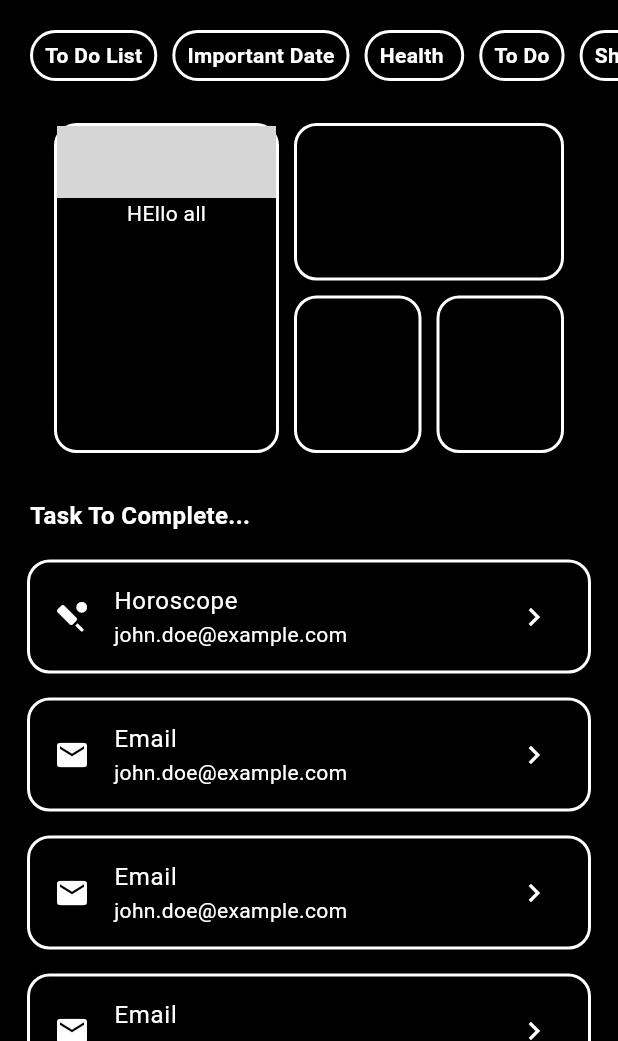
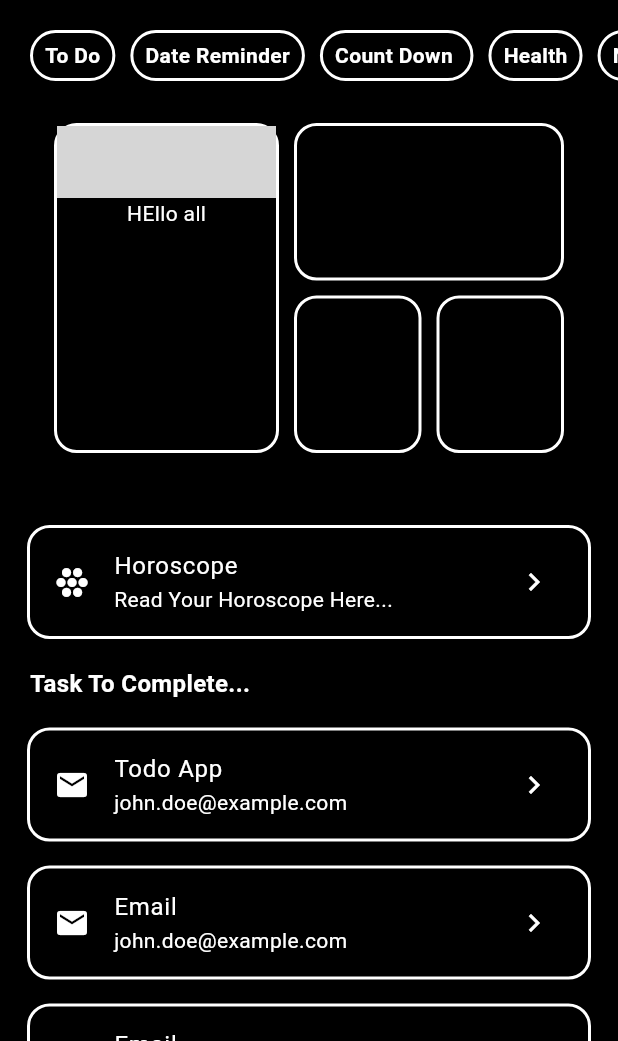
Before and after one commit to Ranjeet19/my_assistant, a Flutter app: the screen it shows after launch, on a phone screen of 412 x 824 dp, the part 195-1236 px from its top. Run offline on Flutter 3.47's test engine with Material 3 defaults, Android fonts, the phone set to English and light mode, and no system bars; our stand-ins replace lottie; network calls fail; Roboto replaces fonts that are missing (cursive); grey boxes are pictures that could not be loaded.

Commit message:
todo app update

```diff
--- a/lib/home_page.dart
+++ b/lib/home_page.dart
@@ -11,6 +11,8 @@ import 'package:my_assist/utils/colors.dart';
 
 class HomePage extends StatefulWidget {
 
+  // HoroscopeCard horo;
+
   const HomePage({super.key});
 
 
@@ -19,6 +21,7 @@ class HomePage extends StatefulWidget {
 }
 
 class _HomePageState extends State<HomePage> {
+
 
 
   String greeting = "";
--- a/lib/main.dart
+++ b/lib/main.dart
@@ -1,6 +1,7 @@
 import 'package:flutter/material.dart';
 import 'package:my_assist/home_page.dart';
 import 'package:my_assist/utils/colors.dart';
+import 'package:my_assist/view/todo.dart';
 
 void main() {
   runApp(const MyApp());
@@ -17,7 +18,7 @@ class MyApp extends StatelessWidget {
         scaffoldBackgroundColor: mobileBackgroundColor, // Set global background color here
       ),
 
-      home:const HomePage(),
+      home: HomePage(),
     );
   }
 }
--- a/lib/view/row_menu.dart
+++ b/lib/view/row_menu.dart
@@ -1,5 +1,6 @@
 import 'package:flutter/material.dart';
 import 'package:my_assist/utils/colors.dart';
+import 'package:my_assist/view/todo.dart';
 
 class RowMenu extends StatelessWidget {
   const RowMenu({super.key});
@@ -16,6 +17,10 @@ class RowMenu extends StatelessWidget {
                   children: [
                     Padding(
                       padding: const EdgeInsets.only(right: 10),
+                      child: InkWell(
+                        onTap: (){
+                          Navigator.push(context, MaterialPageRoute(builder: (context)=> TodoListApp()));
+                        },
                         child: Container(
                             decoration: BoxDecoration(
                                 borderRadius: BorderRadius.circular(50),
@@ -27,7 +32,7 @@ class RowMenu extends StatelessWidget {
                               padding:
                                   EdgeInsets.symmetric(vertical: 5, horizontal: 8),
                               child: Text(
-                              "To Do List",
+                                "To Do",
                                 style: TextStyle(
                                   color: primaryColor,
                                   fontSize: 14,
@@ -35,6 +40,7 @@ class RowMenu extends StatelessWidget {
                                 ),
                               ),
                             )),
+                      ),
                     ),
                     Padding(
                       padding: const EdgeInsets.only(right: 10),
@@ -49,7 +55,7 @@ class RowMenu extends StatelessWidget {
                             padding:
                                 EdgeInsets.symmetric(vertical: 5, horizontal: 8),
                             child: Text(
-                              "Important Date",
+                              "Date Reminder",
                               style: TextStyle(
                                 color: primaryColor,
                                 fontSize: 14,
@@ -72,7 +78,7 @@ class RowMenu extends StatelessWidget {
                             padding:
                                 EdgeInsets.symmetric(vertical: 5, horizontal: 8),
                             child: Text(
-                              "Health ",
+                              "Count Down ",
                               style: TextStyle(
                                 color: primaryColor,
                                 fontSize: 14,
@@ -95,7 +101,7 @@ class RowMenu extends StatelessWidget {
                             padding:
                                 EdgeInsets.symmetric(vertical: 5, horizontal: 8),
                             child: Text(
-                              "To Do",
+                              "Health",
                               style: TextStyle(
                                 color: primaryColor,
                                 fontSize: 14,
@@ -118,7 +124,7 @@ class RowMenu extends StatelessWidget {
                             padding:
                                 EdgeInsets.symmetric(vertical: 5, horizontal: 8),
                             child: Text(
-                              "Shrestha",
+                              "Notes",
                               style: TextStyle(
                                 color: primaryColor,
                                 fontSize: 14,
--- a/lib/view/task_listtile.dart
+++ b/lib/view/task_listtile.dart
@@ -1,7 +1,9 @@
 // ignore: file_names
+import 'package:flutter/cupertino.dart';
 import 'package:flutter/material.dart';
 import 'package:my_assist/utils/colors.dart';
 import 'package:my_assist/view/rashifal.dart';
+import 'package:my_assist/view/todo.dart';
 
 class TaskListTile extends StatelessWidget {
 
@@ -10,25 +12,11 @@ class TaskListTile extends StatelessWidget {
 
   @override
   Widget build(BuildContext context) {
-
     return Column(
       mainAxisAlignment: MainAxisAlignment.start,
       crossAxisAlignment: CrossAxisAlignment.start,
       children: [
-        const Align(
-          alignment: Alignment.centerLeft,
-          child: Padding(
-            padding: EdgeInsets.symmetric(horizontal: 20),
-            child: Text(
-              "Task To Complete...",
-              style: TextStyle(
-                color: primaryColor,
-                fontSize: 16,
-                fontWeight: FontWeight.w600,
-              ),
-            ),
-          ),
-        ),
+
         Padding(
           padding: const EdgeInsets.symmetric(horizontal: 10, vertical: 10),
           child: Column(
@@ -54,7 +42,7 @@ class TaskListTile extends StatelessWidget {
                     },
                     child: const ListTile(
                       leading: Icon(
-                        Icons.sports_cricket_rounded,
+                        CupertinoIcons.circle_grid_hex_fill,
                         color: primaryColor,
                       ),
                       title: Text(
@@ -62,7 +50,7 @@ class TaskListTile extends StatelessWidget {
                         style: TextStyle(color: primaryColor),
                       ),
                       subtitle: Text(
-                        'john.doe@example.com',
+                        'Read Your Horoscope Here...',
                         style: TextStyle(color: primaryColor),
                       ),
                       trailing: Icon(
@@ -74,8 +62,29 @@ class TaskListTile extends StatelessWidget {
                 ),
               ),
 
+
+
+                 const Align(
+          alignment: Alignment.centerLeft,
+          child: Padding(
+            padding: EdgeInsets.symmetric(horizontal: 10, vertical: 10),
+            child: Text(
+              "Task To Complete...",
+              style: TextStyle(
+                color: primaryColor,
+                fontSize: 16,
+                fontWeight: FontWeight.w600,
+              ),
+            ),
+          ),
+        ),
+
               Padding(
                 padding: const EdgeInsets.all(8.0),
+                child: InkWell(
+                  onTap: (){
+                    Navigator.push(context, MaterialPageRoute(builder: (context)=>TodoListApp()));
+                  },
                   child: Container(
                     decoration: BoxDecoration(
                       border: Border.all(
@@ -91,7 +100,7 @@ class TaskListTile extends StatelessWidget {
                         color: primaryColor,
                       ),
                       title: Text(
-                      'Email',
+                        'Todo App',
                         style: TextStyle(color: primaryColor),
                       ),
                       subtitle: Text(
@@ -101,6 +110,7 @@ class TaskListTile extends StatelessWidget {
                       trailing: Icon(
                         Icons.navigate_next,
                         color: primaryColor,
+                      ),
                     ),
                   ),
                 ),
--- a/pubspec.yaml
+++ b/pubspec.yaml
@@ -37,6 +37,7 @@ dependencies:
   cupertino_icons: ^1.0.8
   google_fonts: ^6.2.1
   lottie: ^3.1.2
+  intl: ^0.19.0
 
 dev_dependencies:
   flutter_test:
```
Also changed, not shown: lib/view/todo.dart (added, +251 -0 lines), pubspec.lock. Lines whose indentation alone changed are shown as unchanged.
